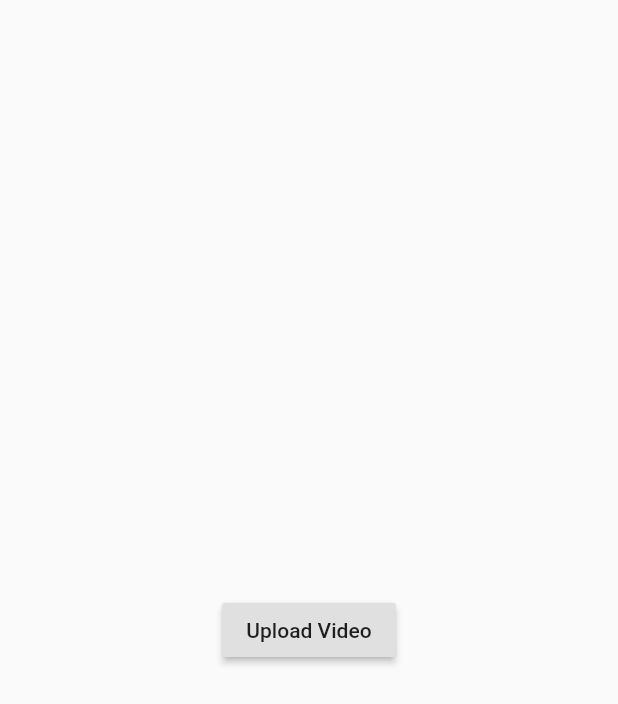
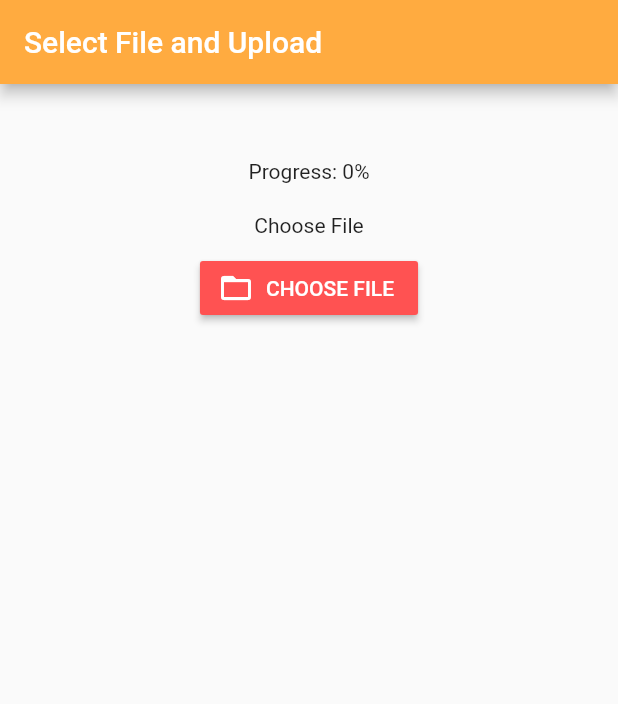
Before and after one commit to digiblade/streamupload, a Flutter app: the screen it shows after launch, on a phone screen of 412 x 824 dp. Shown: the top 704 px of the screen. Run offline on Flutter 3.47's test engine with Material 2 defaults, Android fonts, the phone set to English and light mode, and no system bars; our stand-ins replace dio, file_picker.

Commit message:
20/12/2020 commit

```diff
--- a/lib/main.dart
+++ b/lib/main.dart
@@ -1,99 +1,154 @@
-import 'dart:convert';
 import 'dart:io';
 
+import 'package:dio/dio.dart';
+import 'package:file_picker/file_picker.dart';
 import 'package:flutter/material.dart';
+import 'package:flutter/widgets.dart';
+import 'package:path/path.dart';
 
-import 'package:image_picker/image_picker.dart';
-import 'package:dio/dio.dart';
+void main() => runApp(MyApp());
 
-void main() {
-  return runApp(MyApp());
+class MyApp extends StatelessWidget {
+  @override
+  Widget build(BuildContext context) {
+    return MaterialApp(home: CustomFilePicker() //set the class here
+        );
+  }
 }
 
-class MyApp extends StatefulWidget {
-  MyApp({Key key}) : super(key: key);
-
+class CustomFilePicker extends StatefulWidget {
   @override
-  _MyAppState createState() => _MyAppState();
+  State<StatefulWidget> createState() {
+    return _CustomFilePicker();
+  }
 }
 
-class _MyAppState extends State<MyApp> {
-  File video;
-  String response = "";
-  int flag = 0;
-  ImagePicker img = new ImagePicker();
-  @override
-  Widget build(BuildContext context) {
-    return MaterialApp(
-      home: Scaffold(
-        body: SafeArea(
-          child: Center(
-            child: Column(
-              mainAxisAlignment: MainAxisAlignment.center,
-              children: [
-                Text(response),
-                RaisedButton(
-                  onPressed: () async {
-                    await pickVideo();
-                    startUpload();
-                  },
-                  child: Text("Upload Video"),
-                ),
-              ],
-            ),
-          ),
-        ),
-      ),
+class _CustomFilePicker extends State<CustomFilePicker> {
+  File selectedfile;
+  Response response;
+  String progress;
+  Dio dio = new Dio();
+
+  selectFile() async {
+    // selectedfile = await FilePicker.platform.pickFiles(
+    //   type: FileType.custom,
+    //   allowedExtensions: ['jpg', 'pdf', 'mp4'],
+    //   //allowed extension to choose
+    // );
+
+    //for file_pocker plugin version 2 or 2+
+
+    FilePickerResult result = await FilePicker.platform.pickFiles(
+      type: FileType.custom,
+      allowedExtensions: ['jpg', 'pdf', 'mp4'],
+      //allowed extension to choose
     );
+
+    if (result != null) {
+      //if there is selected file
+      selectedfile = File(result.files.single.path);
+    }
+
+    setState(() {}); //update the UI so that file name is shown
   }
 
-  Future pickVideo() async {
-    dynamic videoData = await img.getVideo(source: ImageSource.gallery);
-    setState(() {
-      video = File(videoData.path);
+  uploadFile() async {
+    String uploadurl = "https://digiblade.in/upload/video.php";
+    //dont use http://localhost , because emulator don't get that address
+    //insted use your local IP address or use live URL
+    //hit "ipconfig" in windows or "ip a" in linux to get you local IP
+
+    FormData formdata = FormData.fromMap({
+      "file": await MultipartFile.fromFile(selectedfile.path,
+          filename: basename(selectedfile.path)
+          //show only filename from path
+          ),
     });
-  }
 
-  uploadData(String fileName, File file) async {
-    Dio dio = new Dio();
-    dynamic base64Image = base64Encode(file.readAsBytesSync());
-    dynamic responseData = await dio.post(
-      "https://digiblade.in/upload/video.php",
-      data: {
-        "image": base64Image,
-        "name": fileName,
-      },
+    response = await dio.post(
+      uploadurl,
+      data: formdata,
       onSendProgress: (int sent, int total) {
-        setStatus(
-            "send:" + sent.toString() + "% total:" + total.toString() + "%");
+        String percentage = (sent / total * 100).toStringAsFixed(2);
+        setState(() {
+          progress = "$sent" +
+              " Bytes of " "$total Bytes - " +
+              percentage +
+              " % uploaded";
+          //update the progress
+        });
       },
     );
 
-    if (responseData.statusCode == 200) {
-      setStatus("Done");
+    if (response.statusCode == 200) {
+      print(response.toString());
+      //print response from server
     } else {
-      setStatus("Something went wrong");
+      print("Error during connection to server.");
     }
   }
 
-  void startUpload() {
-    setStatus('Uploading Image...');
-    setState(() {
-      flag = 1;
-    });
-    if (null == video) {
-      print("::1");
-      setStatus("errMessage");
-      return;
-    }
-    String fileName = video.path.split('/').last;
-    print("path :::: " + video.toString());
-    uploadData(fileName, video);
-  }
+  @override
+  Widget build(BuildContext context) {
+    return Scaffold(
+        appBar: AppBar(
+          title: Text("Select File and Upload"),
+          backgroundColor: Colors.orangeAccent,
+        ), //set appbar
+        body: Container(
+            alignment: Alignment.center,
+            padding: EdgeInsets.all(40),
+            child: Column(
+              children: <Widget>[
+                Container(
+                  margin: EdgeInsets.all(10),
+                  //show file name here
+                  child: progress == null
+                      ? Text("Progress: 0%")
+                      : Text(
+                          basename("Progress: $progress"),
+                          textAlign: TextAlign.center,
+                          style: TextStyle(fontSize: 18),
+                        ),
+                  //show progress status here
+                ),
 
-  setStatus(String s) {
-    setState(() {
-      response = s;
-    });
+                Container(
+                  margin: EdgeInsets.all(10),
+                  //show file name here
+                  child: selectedfile == null
+                      ? Text("Choose File")
+                      : Text(basename(selectedfile.path)),
+                  //basename is from path package, to get filename from path
+                  //check if file is selected, if yes then show file name
+                ),
+
+                Container(
+                    child: RaisedButton.icon(
+                  onPressed: () {
+                    selectFile();
+                  },
+                  icon: Icon(Icons.folder_open),
+                  label: Text("CHOOSE FILE"),
+                  color: Colors.redAccent,
+                  colorBrightness: Brightness.dark,
+                )),
+
+                //if selectedfile is null then show empty container
+                //if file is selected then show upload button
+                selectedfile == null
+                    ? Container()
+                    : Container(
+                        child: RaisedButton.icon(
+                        onPressed: () {
+                          uploadFile();
+                        },
+                        icon: Icon(Icons.folder_open),
+                        label: Text("UPLOAD FILE"),
+                        color: Colors.redAccent,
+                        colorBrightness: Brightness.dark,
+                      ))
+              ],
+            )));
   }
 }
--- a/pubspec.yaml
+++ b/pubspec.yaml
@@ -25,6 +25,7 @@ dependencies:
     sdk: flutter
   dio: ^3.0.10
   image_picker: ^0.6.7+17
+  file_picker: ^2.1.4
 
   # The following adds the Cupertino Icons font to your application.
   # Use with the CupertinoIcons class for iOS style icons.
```
Also changed, not shown: pubspec.lock.
